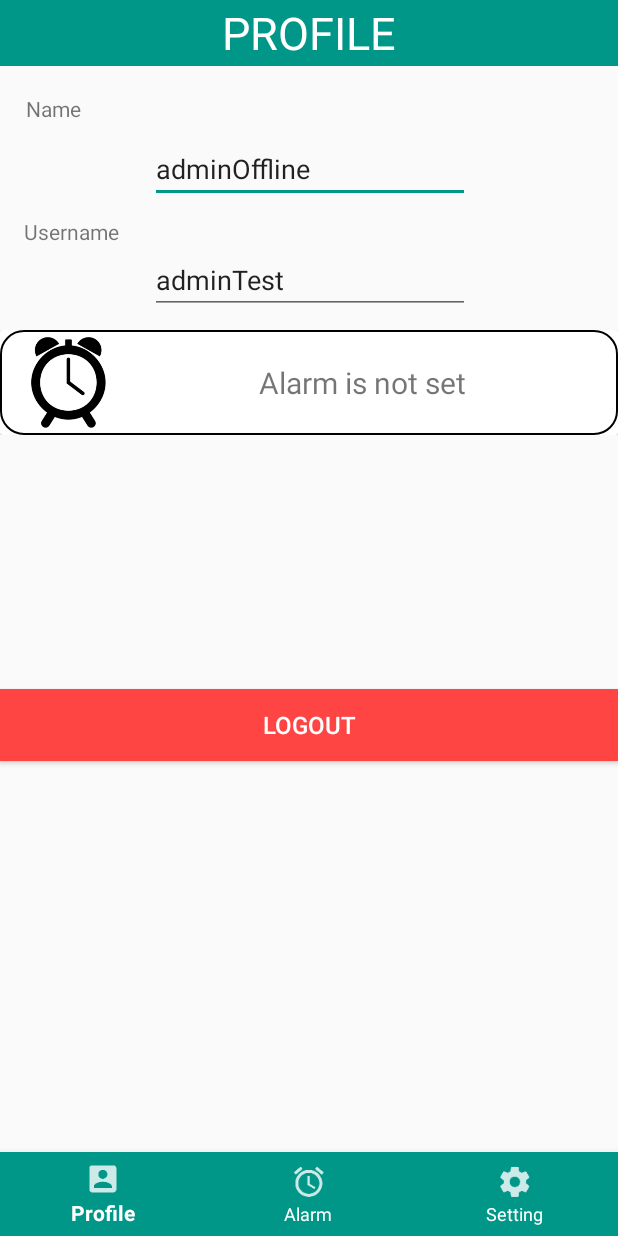
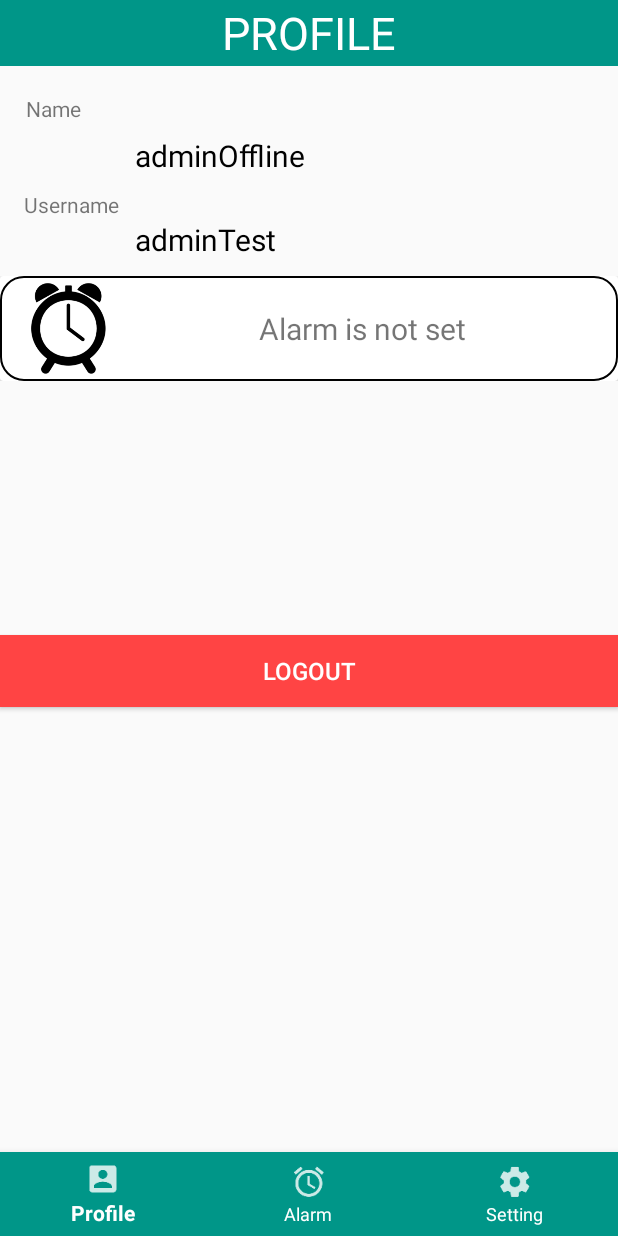
Before and after one commit to hackkarn/Ohyes, an Android app: the ProfileActivity screen opened directly, with no data from a screen before it, on a phone screen of 412 x 824 dp. Run offline under Robolectric (Android 15) with nearby library versions, the phone set to English and light mode, and no system bars.

Commit message:
Change edittext to textview

```diff
--- a/app/src/main/java/com/ohyes/ohyes/ProfileActivity.java
+++ b/app/src/main/java/com/ohyes/ohyes/ProfileActivity.java
@@ -31,8 +31,8 @@ public class ProfileActivity extends AppCompatActivity {
         super.onCreate(savedInstanceState);
         setContentView(R.layout.activity_profile);
 
-        final EditText etPName = (EditText) findViewById(R.id.etPName);
-        final EditText etPUsername = (EditText) findViewById(R.id.etPUsername);
+        final TextView etPName = (TextView) findViewById(R.id.etPName);
+        final TextView etPUsername = (TextView) findViewById(R.id.etPUsername);
         final Button bLogout = (Button) findViewById(R.id.bLogout);
 
         TextView cardText1 = (TextView) findViewById(R.id.cardText1);
--- a/app/src/main/res/layout/activity_profile.xml
+++ b/app/src/main/res/layout/activity_profile.xml
@@ -41,13 +41,15 @@
         app:layout_constraintTop_toTopOf="parent"
         app:layout_constraintVertical_bias="0.885" />
 
-    <EditText
+    <TextView
         android:id="@+id/etPName"
         android:layout_width="wrap_content"
         android:layout_height="wrap_content"
         android:layout_marginTop="70dp"
         android:ems="10"
         android:inputType="textPersonName"
+        android:textSize="20dp"
+        android:textColor="#000"
         app:layout_constraintHorizontal_bias="0.502"
         app:layout_constraintLeft_toLeftOf="parent"
         app:layout_constraintRight_toRightOf="parent"
@@ -84,12 +86,14 @@
         app:layout_constraintRight_toRightOf="parent"
         app:layout_constraintTop_toBottomOf="@+id/etPName" />
 
-    <EditText
+    <TextView
         android:id="@+id/etPUsername"
         android:layout_width="wrap_content"
         android:layout_height="wrap_content"
         android:ems="10"
         android:inputType="textPersonName"
+        android:textSize="20dp"
+        android:textColor="#000"
         app:layout_constraintHorizontal_bias="0.502"
         app:layout_constraintLeft_toLeftOf="parent"
         app:layout_constraintRight_toRightOf="parent"
```
